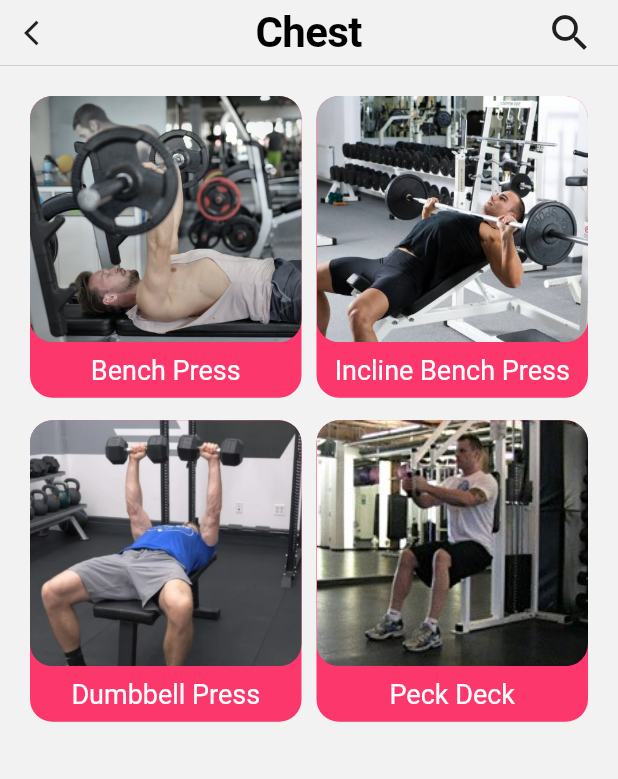
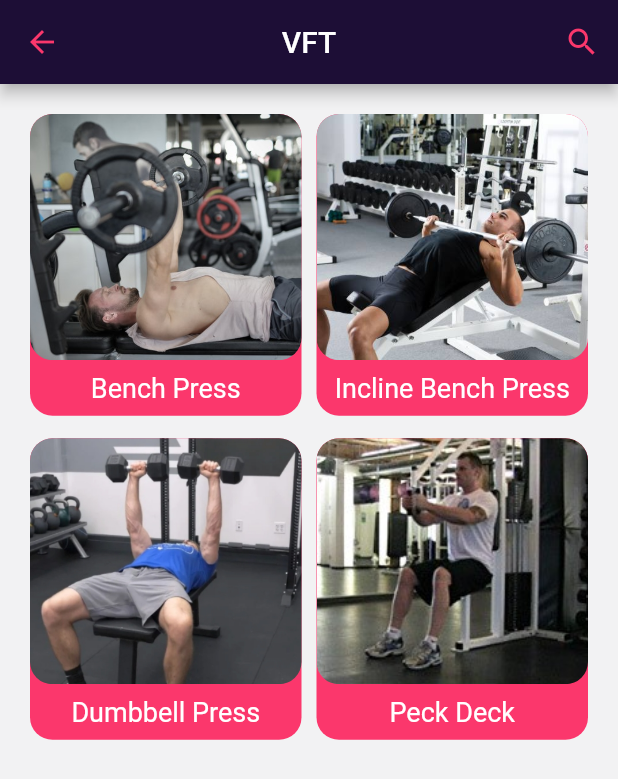
Before and after one commit to anasahmad5550/virtualfitnesstrainer, a Flutter app: the ExerciseMuscleGroupScreen screen opened directly, after a tap on "Chest", on a phone screen of 412 x 824 dp. Shown: the top 779 px of the screen. Run offline on Flutter 3.47's test engine with Material 2 defaults, Android fonts, the phone set to English and light mode, and no system bars; our stand-ins replace font_awesome_flutter, persistent_bottom_nav_bar, youtube_player_flutter.

Commit message:
Commit after adding search functionality

```diff
--- a/lib/screens/MuscleGroup.dart
+++ b/lib/screens/MuscleGroup.dart
@@ -1,5 +1,5 @@
 import 'package:flutter/material.dart';
-
+import 'package:virtualfitnesstrainer/models/exercise.dart';
 import 'exerciseScreen.dart';
 import 'package:virtualfitnesstrainer/exerciseList.dart';
 
@@ -10,10 +10,8 @@ class ExerciseMuscleGroupScreen extends StatefulWidget {
 }
 
 class _ExerciseMuscleGroupScreenState extends State<ExerciseMuscleGroupScreen> {
-  Expanded tile(String img, String name, List muscle) {
+  Expanded tile(String img, String name, List<Exercise> muscle) {
     return Expanded(
-      child: Padding(
-        padding: const EdgeInsets.symmetric(vertical: 1.0),
       child: GestureDetector(
         onTap: () {
           Navigator.of(context).push(MaterialPageRoute(builder: (_) {
@@ -22,28 +20,48 @@ class _ExerciseMuscleGroupScreenState extends State<ExerciseMuscleGroupScreen> {
               muscleCategory: name,
             );
           }));
-          }, //code here
+        },
+        //code here
         child: Stack(
           alignment: Alignment.center,
           children: <Widget>[
-              ClipRRect(
+            ListView(
+              padding:
+                  const EdgeInsets.symmetric(vertical: 7.0, horizontal: 14.0),
+              children: <Widget>[
+                Container(
+                  decoration: BoxDecoration(
+                      border: Border.all(
+                        color: Colors.red[500],
+                      ),
+                      borderRadius: BorderRadius.all(Radius.circular(20))),
+                  child: Opacity(
+                    opacity: 0.9,
+                    child: ClipRRect(
                       borderRadius: BorderRadius.circular(20),
                       child: Image(
                         image: AssetImage('$img'),
                       ),
                     ),
+                  ),
+                ),
+              ],
+            ),
             Padding(
-                padding: const EdgeInsets.symmetric(horizontal: 40.0),
+              padding: const EdgeInsets.symmetric(horizontal: 35.0),
               child: Column(
                 crossAxisAlignment: CrossAxisAlignment.stretch,
                 mainAxisAlignment: MainAxisAlignment.spaceEvenly,
                 children: <Widget>[
-                    Text(
+                  Padding(
+                    padding: const EdgeInsets.symmetric(horizontal: 12.0),
+                    child: Text(
                       '$name',
                       style: TextStyle(
                         color: Colors.white,
                         fontWeight: FontWeight.bold,
                         fontSize: 25.0,
+                      ),
                     ),
                   ),
                   Divider(
@@ -55,7 +73,6 @@ class _ExerciseMuscleGroupScreenState extends State<ExerciseMuscleGroupScreen> {
               ),
             ),
           ],
-          ),
         ),
       ),
     );
@@ -89,8 +106,6 @@ class _ExerciseMuscleGroupScreenState extends State<ExerciseMuscleGroupScreen> {
                     topRight: Radius.circular(20.0),
                   ),
                 ),
-                child: Padding(
-                  padding: const EdgeInsets.symmetric(horizontal: 2.0),
                 child: Column(
                   mainAxisAlignment: MainAxisAlignment.center,
                   children: <Widget>[
@@ -105,7 +120,6 @@ class _ExerciseMuscleGroupScreenState extends State<ExerciseMuscleGroupScreen> {
                 ),
               ),
             ),
-            ),
           ],
         ),
       ),
--- a/lib/screens/exerciseScreen.dart
+++ b/lib/screens/exerciseScreen.dart
@@ -1,27 +1,143 @@
 import 'package:flutter/material.dart';
+import 'package:virtualfitnesstrainer/models/exercise.dart';
 import 'package:virtualfitnesstrainer/widgets/exerciseContainer.dart';
 import 'package:flutter/cupertino.dart';
 
-class ExerciseScreen extends StatelessWidget {
-  final List musclename;
+class ExerciseScreen extends StatefulWidget {
+  final List<Exercise> musclename;
   final String muscleCategory;
-  ExerciseScreen({@required this.musclename, this.muscleCategory});
+
+  ExerciseScreen({@required this.musclename, this.muscleCategory, Key key})
+      : super(key: key);
+
+  @override
+  _ExerciseScreenState createState() => _ExerciseScreenState();
+}
+
+class _ExerciseScreenState extends State<ExerciseScreen> {
+  Widget appBarTitle = Text(
+    "VFT",
+    style: TextStyle(color: Colors.white),
+  );
+  Icon actionIcon = Icon(
+    Icons.search,
+    color: Color(0xffFB376C),
+  );
+  final key = GlobalKey<ScaffoldState>();
+  final TextEditingController _searchQuery = TextEditingController();
+  List<Exercise> _list;
+  List<Exercise> _searchList = List();
+  bool _IsSearching;
+  String _searchText = "";
+  _ExerciseScreenState() {
+    _searchQuery.addListener(() {
+      if (_searchQuery.text.isEmpty) {
+        setState(() {
+          _IsSearching = false;
+          _searchText = "";
+          _buildSearchList();
+        });
+      } else {
+        setState(() {
+          _IsSearching = true;
+          _searchText = _searchQuery.text;
+          _buildSearchList();
+        });
+      }
+    });
+  }
+
+  void initState() {
+    super.initState();
+    _IsSearching = false;
+    _list = List();
+    _list = widget.musclename;
+    _searchList = _list;
+  }
+
+  Widget buildBar(BuildContext context) {
+    return AppBar(
+        centerTitle: true,
+        title: appBarTitle,
+        iconTheme: IconThemeData(color: Theme.of(context).accentColor),
+        backgroundColor: Theme.of(context).primaryColor,
+        actions: <Widget>[
+          IconButton(
+            icon: actionIcon,
+            onPressed: () {
+              setState(() {
+                if (this.actionIcon.icon == Icons.search) {
+                  this.actionIcon = Icon(
+                    Icons.close,
+                    color: Theme.of(context).accentColor,
+                  );
+                  this.appBarTitle = TextField(
+                    controller: _searchQuery,
+                    style: TextStyle(
+                      color: Theme.of(context).accentColor,
+                    ),
+                    decoration: InputDecoration(
+                        hintText: "Search here..",
+                        hintStyle: TextStyle(color: Colors.white)),
+                  );
+                  _handleSearchStart();
+                } else {
+                  _handleSearchEnd();
+                }
+              });
+            },
+          ),
+        ]);
+  }
+
+  void _handleSearchStart() {
+    setState(() {
+      _IsSearching = true;
+    });
+  }
+
+  void _handleSearchEnd() {
+    setState(() {
+      this.actionIcon = Icon(
+        Icons.search,
+        color: Colors.orange,
+      );
+      this.appBarTitle = Text(
+        "My Properties",
+        style: TextStyle(color: Colors.white),
+      );
+      _IsSearching = false;
+      _searchQuery.clear();
+    });
+  }
+
+  List<Exercise> _buildSearchList() {
+    if (_searchText.isEmpty) {
+      return _searchList =
+          _list; //_list.map((contact) =>  Uiitem(contact)).toList();
+    } else {
+      /*for (int i = 0; i < _list.length; i++) {
+        String name = _list.elementAt(i);
+        if (name.toLowerCase().contains(_searchText.toLowerCase())) {
+          _searchList.add(name);
+        }
+      }*/
+
+      _searchList = _list
+          .where((element) =>
+              element.title.toLowerCase().contains(_searchText.toLowerCase()))
+          .toList();
+      print('${_searchList.length}');
+      return _searchList; //_searchList.map((contact) =>  Uiitem(contact)).toList();
+    }
+  }
+
   @override
   Widget build(BuildContext context) {
     return Scaffold(
-      appBar: CupertinoNavigationBar(
-        backgroundColor: Theme.of(context).canvasColor,
-        trailing: Icon(Icons.search),
-        middle: Text(
-          muscleCategory,
-          style: TextStyle(fontWeight: FontWeight.bold, fontSize: 28),
-        ),
-        leading: Icon(
-          Icons.arrow_back_ios,
-          size: 20,
-        ),
-      ),
-      body: GridView(
+      key: key,
+      appBar: buildBar(context),
+      body: GridView.builder(
         padding: const EdgeInsets.all(20),
         gridDelegate: SliverGridDelegateWithMaxCrossAxisExtent(
           maxCrossAxisExtent: 200,
@@ -29,13 +145,14 @@ class ExerciseScreen extends StatelessWidget {
           crossAxisSpacing: 10,
           mainAxisSpacing: 15,
         ),
-        children: musclename
-            .map((e) => ExerciseContainer(
-                  title: e.title,
-                  imgurL: e.imgurl,
-                  muscle: musclename,
-                ))
-            .toList(),
+        itemBuilder: (context, index) {
+          return ExerciseContainer(
+            title: _searchList[index].title,
+            imgurL: _searchList[index].imgurl,
+            muscle: widget.musclename,
+          );
+        },
+        itemCount: _searchList.length,
       ),
     );
   }
--- a/lib/widgets/exerciseContainer.dart
+++ b/lib/widgets/exerciseContainer.dart
@@ -32,7 +32,7 @@ class ExerciseContainer extends StatelessWidget {
       splashColor: Theme.of(context).primaryColor,
 
       child: Container(
-        // height: 200,
+        height: 200,
         // width: 100,
         child: Column(
           children: [
--- a/lib/widgets/new_reminder.dart
+++ b/lib/widgets/new_reminder.dart
@@ -77,8 +77,8 @@ class _NewReminderState extends State<NewReminder> {
                     Expanded(
                       child: Text(
                         _selecteddate == null
-                            ? 'No time choosen '
-                            : 'selectd time: ${DateFormat('kk:mm a ').format(_selecteddate)}',
+                            ? 'No date choosen '
+                            : 'selected time: ${DateFormat('kk:mm a ').format(_selecteddate)}',
                       ),
                     ),
                     Adaptiveflatbutton(
@@ -93,7 +93,7 @@ class _NewReminderState extends State<NewReminder> {
                   color: Theme.of(context).accentColor,
                   onPressed: submitData,
                   child: Text(
-                    'Add Transaction',
+                    'Add Reminder',
                   ))
             ],
           ),
--- a/pubspec.yaml
+++ b/pubspec.yaml
@@ -32,6 +32,7 @@ dependencies:
   persistent_bottom_nav_bar: ^3.1.0
   intl: ^0.16.1
   youtube_player_flutter: ^7.0.0+7
+
 
 dev_dependencies:
   flutter_test:
```
Also changed, not shown: lib/exerciseList.dart (+7 -7 lines), lib/screens/reminderScreen.dart (+14 -2 lines). Lines whose indentation alone changed are shown as unchanged.
